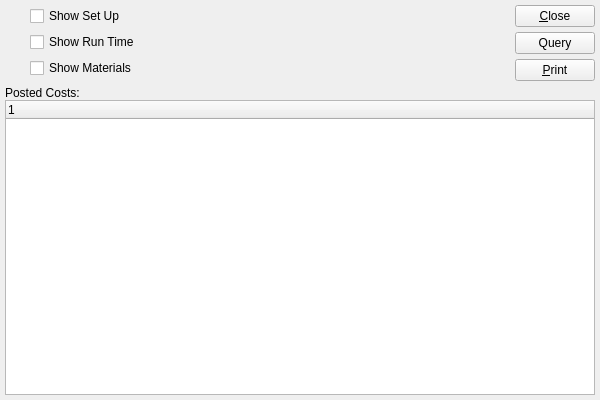
Old version of the form xtuple/trunk/guiclient/dspJobCosting.ui in the repository WooodHead/xtuple.
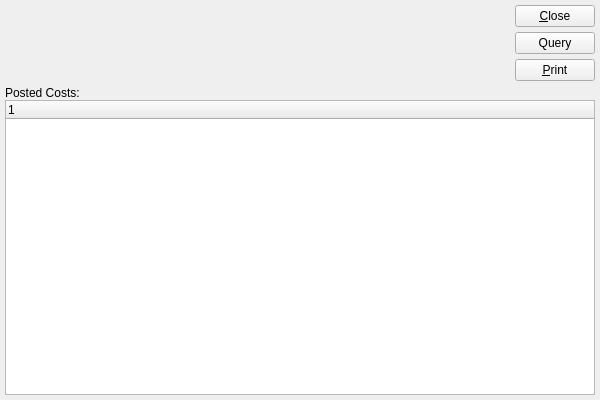
New version of the form. Custom widgets are drawn as their Qt base class.

Commit message: issue #8333 - move parts of the dspJobCosting window to xtmfg, along with requisite scripting exposure

The edit to the form file:
```diff
--- a/xtuple/trunk/guiclient/dspJobCosting.ui
+++ b/xtuple/trunk/guiclient/dspJobCosting.ui
@@ -20,22 +20,57 @@
   <property name="windowTitle" >
    <string>Job Costing</string>
   </property>
-   <layout class="QGridLayout" >
-    <item row="0" column="0" >
-     <layout class="QVBoxLayout" >
-      <property name="spacing" >
-       <number>0</number>
-      </property>
-      <property name="leftMargin" >
-       <number>0</number>
-      </property>
-      <property name="topMargin" >
+  <layout class="QGridLayout" name="gridLayout">
+   <item row="1" column="0" colspan="2">
+    <widget class="QFrame" name="frame">
+     <property name="sizePolicy">
+      <sizepolicy hsizetype="Preferred" vsizetype="Expanding">
+       <horstretch>0</horstretch>
+       <verstretch>1</verstretch>
+      </sizepolicy>
+     </property>
+     <property name="frameShape">
+      <enum>QFrame::NoFrame</enum>
+     </property>
+     <property name="frameShadow">
+      <enum>QFrame::Plain</enum>
+     </property>
+     <layout class="QVBoxLayout" name="verticalLayout">
+      <property name="spacing">
        <number>0</number>
       </property>
-      <property name="rightMargin" >
+      <property name="margin">
        <number>0</number>
       </property>
-      <property name="bottomMargin" >
+      <item>
+       <widget class="QLabel" name="_costlit">
+        <property name="text">
+         <string>Posted Costs:</string>
+        </property>
+       </widget>
+      </item>
+      <item>
+       <widget class="XTreeWidget" name="_cost">
+        <property name="sizePolicy">
+         <sizepolicy hsizetype="Expanding" vsizetype="Expanding">
+          <horstretch>0</horstretch>
+          <verstretch>1</verstretch>
+         </sizepolicy>
+        </property>
+        <property name="minimumSize">
+         <size>
+          <width>0</width>
+          <height>100</height>
+         </size>
+        </property>
+       </widget>
+      </item>
+     </layout>
+    </widget>
+   </item>
+   <item row="0" column="0" colspan="2">
+    <layout class="QHBoxLayout" name="_2">
+     <property name="spacing">
        <number>0</number>
       </property>
       <item>
@@ -47,89 +82,13 @@
       </item>
       <item>
        <spacer>
-        <property name="orientation" >
-         <enum>Qt::Vertical</enum>
-        </property>
-        <property name="sizeType" >
-         <enum>QSizePolicy::Preferred</enum>
-        </property>
-        <property name="sizeHint" >
-         <size>
-          <width>20</width>
-          <height>0</height>
-         </size>
-        </property>
-       </spacer>
-      </item>
-     </layout>
-    </item>
-    <item row="0" column="1" >
-     <layout class="QVBoxLayout" >
-      <item>
-       <widget class="XCheckBox" name="_showsu" >
-        <property name="text" >
-         <string>Show Set Up</string>
-        </property>
-       </widget>
-      </item>
-      <item>
-       <widget class="XCheckBox" name="_showrt" >
-        <property name="text" >
-         <string>Show Run Time</string>
-        </property>
-       </widget>
-      </item>
-      <item>
-       <widget class="XCheckBox" name="_showmatl" >
-        <property name="text" >
-         <string>Show Materials</string>
-        </property>
-       </widget>
-      </item>
-      <item>
-       <spacer>
-        <property name="orientation" >
-         <enum>Qt::Vertical</enum>
-        </property>
-        <property name="sizeType" >
-         <enum>QSizePolicy::Preferred</enum>
-        </property>
-        <property name="sizeHint" >
-         <size>
-          <width>20</width>
-          <height>0</height>
-         </size>
-        </property>
-       </spacer>
-      </item>
-     </layout>
-    </item>
-    <item row="0" column="2" >
-     <layout class="QHBoxLayout" >
-      <property name="spacing" >
-       <number>0</number>
-      </property>
-      <property name="leftMargin" >
-       <number>0</number>
-      </property>
-      <property name="topMargin" >
-       <number>0</number>
-      </property>
-      <property name="rightMargin" >
-       <number>0</number>
-      </property>
-      <property name="bottomMargin" >
-       <number>0</number>
-      </property>
-      <item>
-       <spacer>
-        <property name="orientation" >
+       <property name="orientation">
          <enum>Qt::Horizontal</enum>
         </property>
-        <property name="sizeType" >
+       <property name="sizeType">
          <enum>QSizePolicy::Expanding</enum>
         </property>
-        <property name="sizeHint" >
+       <property name="sizeHint" stdset="0">
          <size>
           <width>122</width>
           <height>20</height>
@@ -138,42 +97,10 @@
        </spacer>
       </item>
       <item>
-       <layout class="QVBoxLayout" >
-        <property name="spacing" >
-         <number>0</number>
-        </property>
-        <property name="leftMargin" >
-         <number>0</number>
-        </property>
-        <property name="topMargin" >
-         <number>0</number>
-        </property>
-        <property name="rightMargin" >
-         <number>0</number>
-        </property>
-        <property name="bottomMargin" >
-         <number>0</number>
-        </property>
+      <layout class="QVBoxLayout">
         <item>
-         <layout class="QVBoxLayout" >
-          <property name="spacing" >
-           <number>5</number>
-          </property>
-          <property name="leftMargin" >
-           <number>0</number>
-          </property>
-          <property name="topMargin" >
-           <number>0</number>
-          </property>
-          <property name="rightMargin" >
-           <number>0</number>
-          </property>
-          <property name="bottomMargin" >
-           <number>0</number>
-          </property>
-          <item>
-           <widget class="QPushButton" name="_close" >
-            <property name="text" >
+        <widget class="QPushButton" name="_close">
+         <property name="text">
              <string>&amp;Close</string>
             </property>
            </widget>
@@ -192,17 +119,12 @@
             </property>
            </widget>
           </item>
-         </layout>
-        </item>
         <item>
          <spacer>
-          <property name="orientation" >
+         <property name="orientation">
            <enum>Qt::Vertical</enum>
           </property>
-          <property name="sizeType" >
-           <enum>QSizePolicy::Preferred</enum>
-          </property>
-          <property name="sizeHint" >
+         <property name="sizeHint" stdset="0">
            <size>
             <width>20</width>
             <height>0</height>
@@ -214,51 +136,9 @@
       </item>
      </layout>
     </item>
-    <item row="1" column="0" colspan="3" >
-     <layout class="QVBoxLayout" >
-      <property name="spacing" >
-       <number>0</number>
-      </property>
-      <property name="leftMargin" >
-       <number>0</number>
-      </property>
-      <property name="topMargin" >
-       <number>0</number>
-      </property>
-      <property name="rightMargin" >
-       <number>0</number>
-      </property>
-      <property name="bottomMargin" >
-       <number>0</number>
-      </property>
-      <item>
-       <widget class="QLabel" name="_costlit" >
-        <property name="text" >
-         <string>Posted Costs:</string>
-        </property>
-       </widget>
-      </item>
-      <item>
-       <widget class="XTreeWidget" name="_cost" >
-        <property name="sizePolicy" >
-         <sizepolicy vsizetype="Expanding" hsizetype="Expanding" >
-          <horstretch>0</horstretch>
-          <verstretch>1</verstretch>
-         </sizepolicy>
-        </property>
-        <property name="minimumSize" >
-         <size>
-          <width>0</width>
-          <height>100</height>
-         </size>
-        </property>
-       </widget>
-      </item>
-     </layout>
-    </item>
-   </layout>
+  </layout>
  </widget>
- <layoutdefault spacing="5" margin="5" />
+ <layoutdefault spacing="5" margin="5"/>
  <pixmapfunction>qPixmapFromMimeSource</pixmapfunction>
  <customwidgets>
   <customwidget>
@@ -266,11 +146,6 @@
    <extends>QWidget</extends>
    <header>wocluster.h</header>
   </customwidget>
-  <customwidget>
-   <class>XCheckBox</class>
-   <extends>QCheckBox</extends>
-   <header>xcheckbox.h</header>
-  </customwidget>
   <customwidget>
    <class>XTreeWidget</class>
    <extends>QTreeWidget</extends>
```
Left out of the diff: 34 changed lines with no effect on the pictures. Lines whose indentation alone changed are shown as unchanged. The commit also changes 12 other files.
